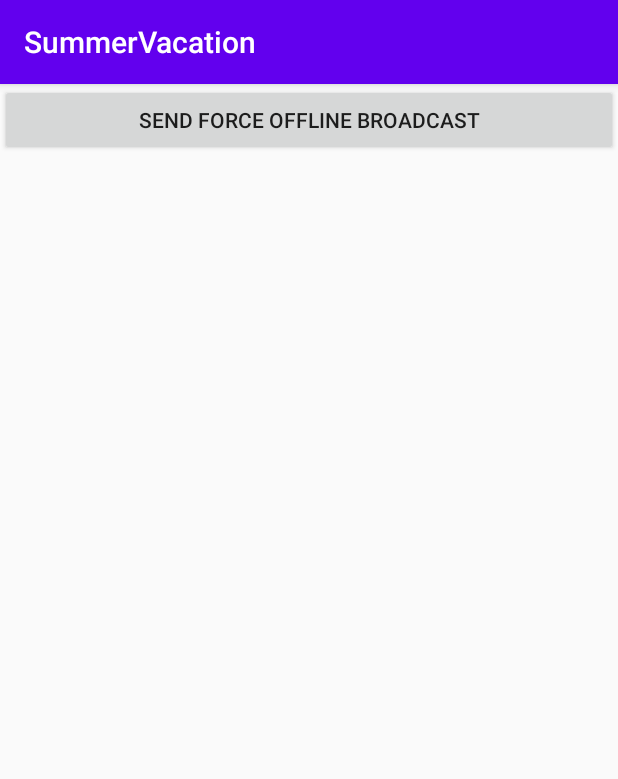
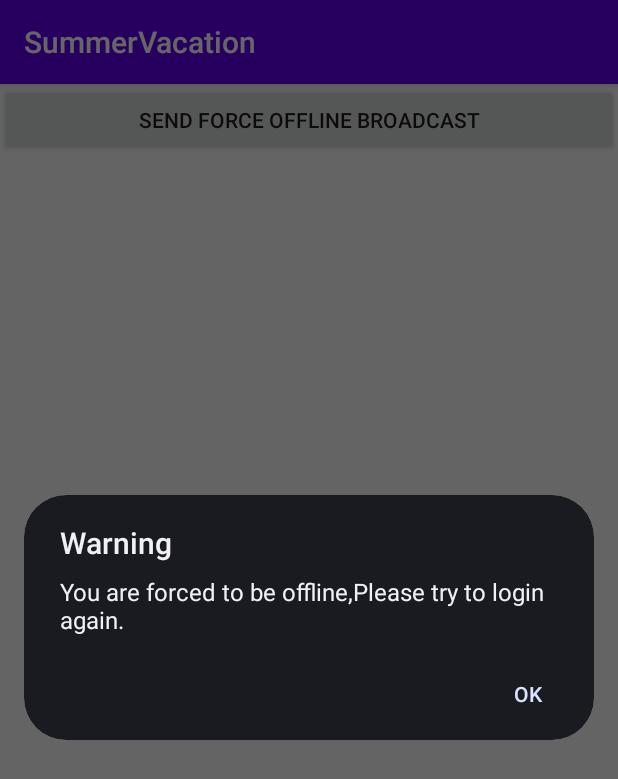
Before and after one commit to FaceWallHan/SummerVacation, an Android app: the MainActivity screen opened directly, with no data from a screen before it, after a tap on "SEND FORCE OFFLINE BROADCAST", on a phone screen of 412 x 824 dp. Shown: the top 779 px of the screen. Run offline under Robolectric (Android 15) with nearby library versions, the phone set to English and light mode, and no system bars.

Commit message:
完成了强制下线，看了下SharedPreferences和SQLite，小试LitePal3.1.1，插入数据后实时刷新出了问题

```diff
--- a/app/build.gradle
+++ b/app/build.gradle
@@ -31,5 +31,7 @@ dependencies {
     androidTestImplementation 'androidx.test.espresso:espresso-core:3.2.0'
     implementation 'androidx.recyclerview:recyclerview:1.1.0'
     implementation 'androidx.localbroadcastmanager:localbroadcastmanager:1.0.0'
+    implementation 'org.litepal.guolindev:core:3.1.1'
+
 
 }
--- a/app/src/main/java/com/start/head/activity/BroadcastBaseActivity.java
+++ b/app/src/main/java/com/start/head/activity/BroadcastBaseActivity.java
@@ -1,18 +1,42 @@
 package com.start.head.activity;
 
 import android.app.AppComponentFactory;
+import android.content.IntentFilter;
 import android.os.Bundle;
 
 import androidx.annotation.Nullable;
 import androidx.appcompat.app.AppCompatActivity;
 
+import com.start.head.R;
+import com.start.head.broadcast.ForeOfflineReceiver;
 import com.start.head.tools.ActivityCollector;
 
 public class BroadcastBaseActivity extends AppCompatActivity {
+    private ForeOfflineReceiver receiver;
     @Override
     protected void onCreate(@Nullable Bundle savedInstanceState) {
         super.onCreate(savedInstanceState);
         ActivityCollector.addActivity(this);
+    }
+
+    @Override
+    protected void onResume() {
+        super.onResume();
+        IntentFilter intentFilter=new IntentFilter();
+        intentFilter.addAction(getString(R.string.login));
+        receiver=new ForeOfflineReceiver();
+        registerReceiver(receiver,intentFilter);
+    }
+    /**
+     * 保证只有处于栈顶的activity才能接受到这条强制下线广播
+     * */
+    @Override
+    protected void onPause() {
+        super.onPause();
+        if (receiver!=null){
+            unregisterReceiver(receiver);
+            receiver=null;
+        }
     }
 
     @Override
--- /dev/null
+++ b/app/src/main/java/com/start/head/broadcast/ForeOfflineReceiver.java
@@ -0,0 +1,29 @@
+package com.start.head.broadcast;
+
+import android.app.AlertDialog;
+import android.content.BroadcastReceiver;
+import android.content.Context;
+import android.content.DialogInterface;
+import android.content.Intent;
+
+import com.start.head.activity.LoginActivity;
+import com.start.head.tools.ActivityCollector;
+
+public class ForeOfflineReceiver extends BroadcastReceiver {
+    @Override
+    public void onReceive(final Context context, Intent intent) {
+        AlertDialog.Builder builder=new AlertDialog.Builder(context);
+        builder.setTitle("Warning");
+        builder.setMessage("You are forced to be offline,Please try to login again.");
+        builder.setCancelable(false);
+        builder.setPositiveButton("OK", new DialogInterface.OnClickListener() {
+            @Override
+            public void onClick(DialogInterface dialogInterface, int i) {
+                ActivityCollector.finishAll();
+                Intent act=new Intent(context, LoginActivity.class);
+                context.startActivity(act);
+            }
+        });
+        builder.show();
+    }
+}
```
Also changed, not shown: app/src/main/AndroidManifest.xml (+5 -3 lines), app/src/main/assets/litepal.xml (added, +12 -0 lines), app/src/main/java/com/start/head/AppClient.java (added, +13 -0 lines), app/src/main/java/com/start/head/activity/LitePalActivity.java (added, +97 -0 lines), app/src/main/java/com/start/head/bean/Fruit.java (+6 -1 lines), app/src/main/res/layout/litepal_layout.xml (added, +16 -0 lines), 115 other files.
